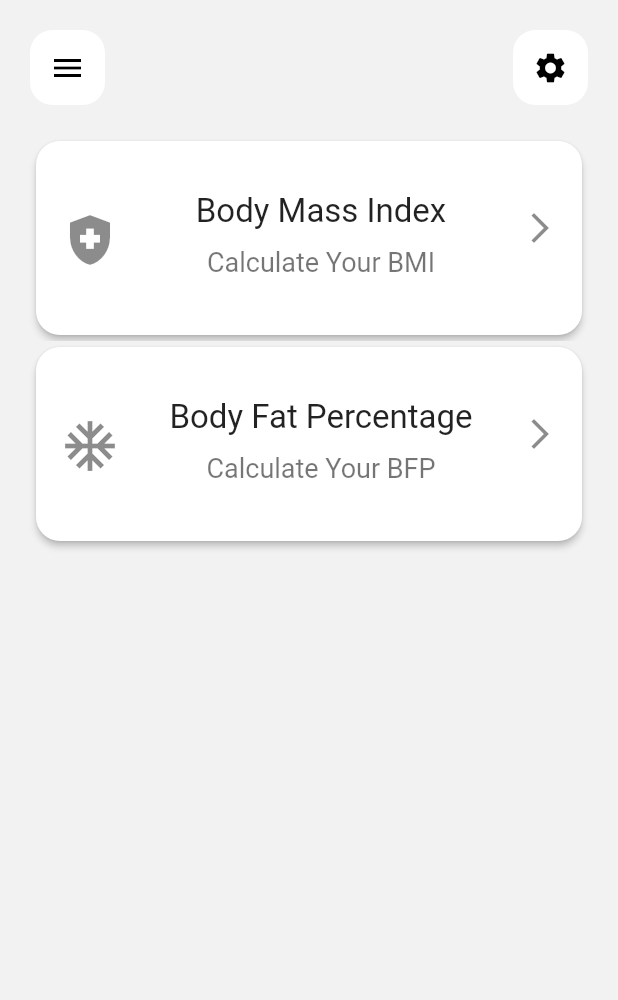
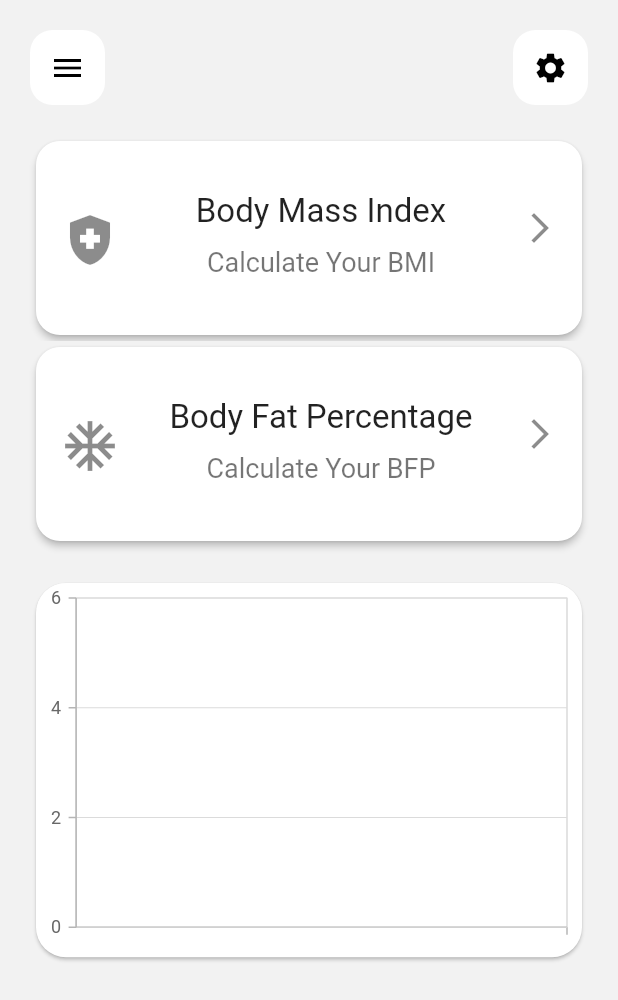
Before and after one commit to madhusudhan112/bmi-calculator, a Flutter app: the screen it shows after launch, on a phone screen of 412 x 824 dp. Shown: the top 1000 px of the screen. Run offline on Flutter 3.47's test engine with Material 2 defaults, Android fonts, the phone set to English and light mode, and no system bars; our stand-ins replace hive, hive_flutter, syncfusion_flutter_charts; accounts and stored records are empty.

Commit message:
fix:graph

```diff
--- a/lib/main.dart
+++ b/lib/main.dart
@@ -1,5 +1,6 @@
 import 'package:bmicalculator/models/bf_model/bf_model.dart';
 import 'package:bmicalculator/models/bmi_model/bmi_model.dart';
+import 'package:bmicalculator/screens/bmi_list.dart';
 import 'package:flutter/services.dart';
 import 'package:hive_flutter/hive_flutter.dart';
 import '../screens/body_fat_page.dart';
@@ -45,6 +46,7 @@ class BmiCalculator extends StatelessWidget {
         "/": (ctx) => Dashboard(),
         BmiPage.routeName: (ctx) => const BmiPage(),
         BodyFatPage.routeName: (ctx) => const BodyFatPage(),
+        BmiList.routeName: (ctx) => BmiList(),
       },
     );
   }
--- a/lib/screens/bmi_page.dart
+++ b/lib/screens/bmi_page.dart
@@ -143,7 +143,7 @@ class _BmiPageState extends State<BmiPage> {
                               ),
                               Padding(
                                 padding:
-                                    const EdgeInsets.symmetric(horizontal: 20),
+                                    const EdgeInsets.symmetric(horizontal: 10),
                                 child: Column(
                                   children: [
                                     TextFormField(
@@ -216,7 +216,7 @@ class _BmiPageState extends State<BmiPage> {
                               ),
                               Padding(
                                 padding:
-                                    const EdgeInsets.symmetric(horizontal: 20),
+                                    const EdgeInsets.symmetric(horizontal: 10),
                                 child: Column(
                                   children: [
                                     TextFormField(
--- a/lib/screens/dashboard.dart
+++ b/lib/screens/dashboard.dart
@@ -1,9 +1,12 @@
-import 'package:flutter/rendering.dart';
+import 'package:bmicalculator/box_hive/boxes.dart';
+import 'package:bmicalculator/models/bmi_model/bmi_model.dart';
+import 'package:hive_flutter/hive_flutter.dart';
 
 import '../screens/body_fat_page.dart';
 import '../widgets/border_box.dart';
 import '../screens/bmi_page.dart';
 import 'package:flutter/material.dart';
+import 'package:syncfusion_flutter_charts/charts.dart';
 
 class Dashboard extends StatelessWidget {
   Dashboard({Key? key}) : super(key: key);
@@ -12,6 +15,9 @@ class Dashboard extends StatelessWidget {
   @override
   Widget build(BuildContext context) {
     final size = MediaQuery.of(context).size;
+
+    final box = Boxes.getBmi();
+
     return Scaffold(
       drawer: const Drawer(
         child: DrawerHeader(
@@ -135,6 +141,30 @@ class Dashboard extends StatelessWidget {
                 ),
               ),
             ),
+            Container(
+              height: size.height / 3.2,
+              width: size.width / 0.2,
+              margin: const EdgeInsets.only(top: 20),
+              child: Card(
+                shape: RoundedRectangleBorder(
+                  borderRadius: BorderRadius.circular(20),
+                ),
+                child: SfCartesianChart(
+                  primaryXAxis: CategoryAxis(),
+                  series: <ChartSeries>[
+                    LineSeries<Bmimodel, dynamic>(
+                      dataSource: [
+                        ...box.values,
+                      ],
+                      xValueMapper: (Bmimodel bmiData, _) =>
+                          bmiData.createdDate,
+                      yValueMapper: (Bmimodel bmiData, _) =>
+                          double.parse(bmiData.bmi),
+                    )
+                  ],
+                ),
+              ),
+            ),
           ],
         ),
       ),
--- a/pubspec.yaml
+++ b/pubspec.yaml
@@ -36,6 +36,8 @@ dependencies:
   cupertino_icons: ^1.0.2
   hive: ^2.0.5
   hive_flutter: ^1.1.0
+  syncfusion_flutter_charts: ^19.4.43
+  intl: ^0.17.0
 
 
 dev_dependencies:
```
Also changed, not shown: lib/screens/bmi_list.dart (added, +31 -0 lines), lib/screens/result_page.dart (+17 -1 lines), lib/widgets/bmi_widget.dart (added, +53 -0 lines), 1 other file.
